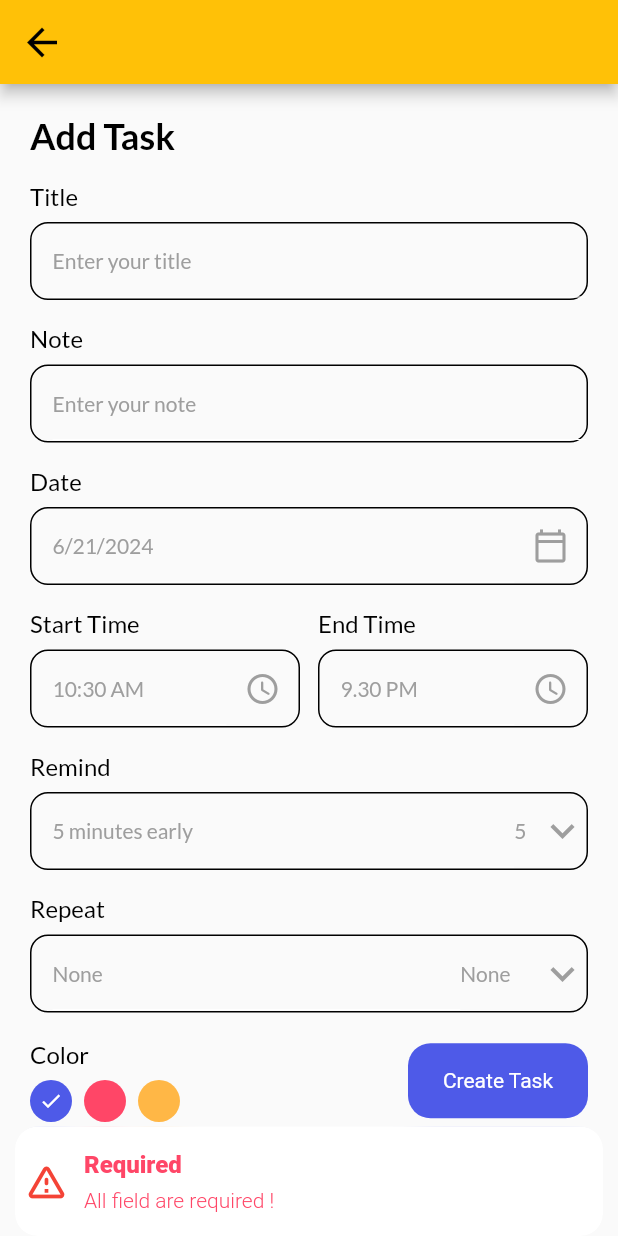
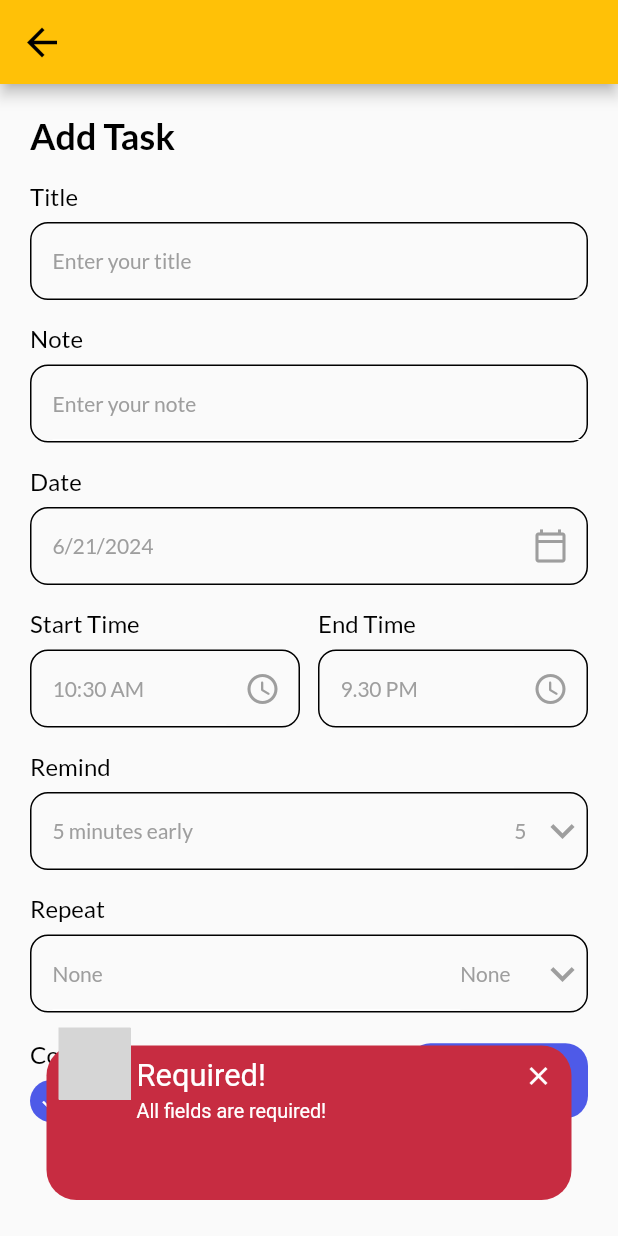
Before and after one commit to s21sd/Reminder_App_Flutter, a Flutter app: the AddTaskPage screen opened directly, after a tap on "Create Task", on a phone screen of 412 x 824 dp. Run offline on Flutter 3.47's test engine with Material 3 defaults, Android fonts, the phone set to English and light mode, and no system bars; drawn by our look-alikes of awesome_snackbar_content; our stand-ins replace cloud_firestore, easy_date_timeline, firebase_auth, firebase_core, firebase_messaging, flutter_local_notifications and 8 more; accounts and stored records are empty; grey boxes are pictures that could not be loaded.

Commit message:
some changes

```diff
--- a/reminder_app/lib/ui/add_task_bar.dart
+++ b/reminder_app/lib/ui/add_task_bar.dart
@@ -6,6 +6,7 @@ import 'package:reminder_app/db/db_helper.dart';
 import 'package:reminder_app/ui/theme.dart';
 import 'package:reminder_app/ui/widgets/input_field.dart';
 import 'package:reminder_app/ui/widgets/buttons.dart';
+import 'package:awesome_snackbar_content/awesome_snackbar_content.dart';
 
 class AddTaskPage extends StatefulWidget {
   final String? userId;
@@ -176,16 +177,29 @@ class _AddTaskPageState extends State<AddTaskPage> {
       // Add to the database
       _addTaskToDb();
       Get.back();
+      final snackBar = SnackBar(
+        elevation: 0,
+        behavior: SnackBarBehavior.floating,
+        backgroundColor: Colors.transparent,
+        content: AwesomeSnackbarContent(
+          title: 'Saved!',
+          message: 'Task Added Successfully',
+          contentType: ContentType.success,
+        ),
+      );
+      ScaffoldMessenger.of(context).showSnackBar(snackBar);
     } else if (_titleController.text.isEmpty || _noteController.text.isEmail) {
-      Get.snackbar("Required", "All field are required !",
-          snackPosition: SnackPosition.BOTTOM,
-          backgroundColor: Colors.white,
-          colorText: pinkClr,
-          icon: const Icon(
-            Icons.warning_amber_rounded,
-            color: Colors.red,
-            size: 30,
-          ));
+      final snackBar = SnackBar(
+        elevation: 0,
+        behavior: SnackBarBehavior.floating,
+        backgroundColor: Colors.transparent,
+        content: AwesomeSnackbarContent(
+          title: 'Required!',
+          message: 'All fields are required!',
+          contentType: ContentType.failure,
+        ),
+      );
+      ScaffoldMessenger.of(context).showSnackBar(snackBar);
     }
   }
 
--- a/reminder_app/pubspec.yaml
+++ b/reminder_app/pubspec.yaml
@@ -43,6 +43,7 @@ dependencies:
 
   # for Notifications
   flutter_local_notifications: ^17.1.2
+  awesome_snackbar_content: ^0.1.3
 
   # for the time format
   intl: ^0.19.0
```
Also changed, not shown: reminder_app/lib/services/notification_services.dart (+43 -15 lines), reminder_app/lib/ui/home_page.dart (+36 -5 lines), reminder_app/lib/ui/login_page.dart (+13 -0 lines), reminder_app/pubspec.lock.
